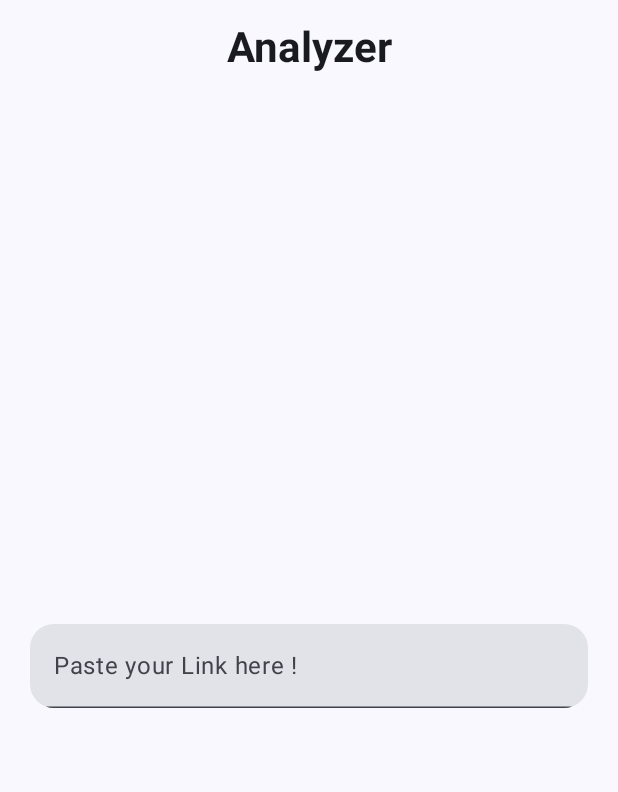
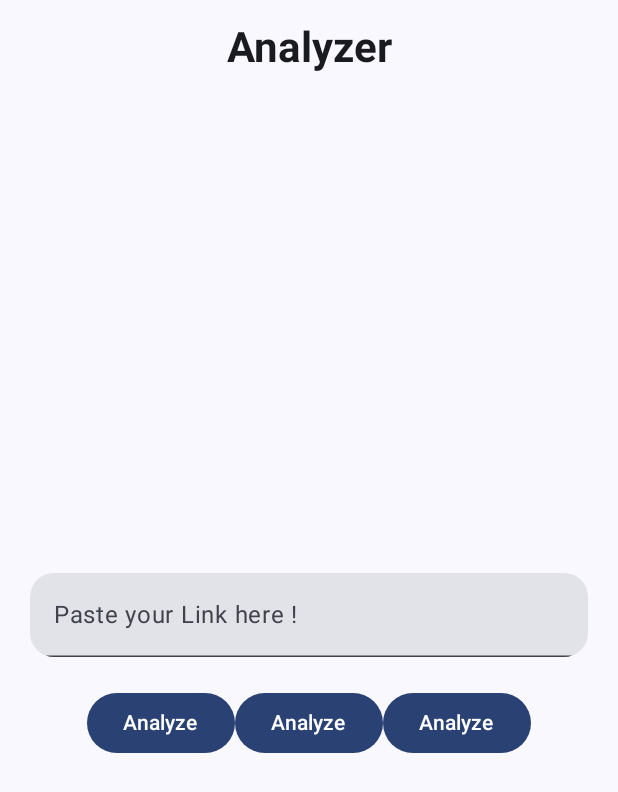
Before and after one commit to Vyankatesh-Sabu/HACK_IT_OUT, an Android app built with Jetpack Compose: the HomeScreen screen opened through its navigation route, on a phone screen of 412 x 824 dp. Shown: the top 792 px of the screen. Run offline under Robolectric (Android 15) with nearby library versions, the phone set to English and light mode, and no system bars.

Commit message:
made minor changes

```diff
--- a/app/src/main/java/com/example/drservice/screen/HomeScreen.kt
+++ b/app/src/main/java/com/example/drservice/screen/HomeScreen.kt
@@ -4,6 +4,7 @@ import androidx.compose.foundation.Image
 import androidx.compose.foundation.layout.Arrangement
 import androidx.compose.foundation.layout.Box
 import androidx.compose.foundation.layout.Column
+import androidx.compose.foundation.layout.Row
 import androidx.compose.foundation.layout.fillMaxSize
 import androidx.compose.foundation.layout.fillMaxWidth
 import androidx.compose.foundation.layout.padding
@@ -54,12 +55,24 @@ fun HomeScreen(navController: NavController){
             verticalArrangement = Arrangement.Center
         ) {
 
-            TextField(value = link, onValueChange = {newLink->
-                link = newLink
+            TextField(value = link, onValueChange = {
+                link = it
             },shape = RoundedCornerShape(16.dp),
                 placeholder = { Text("Paste your Link here !") },
                 modifier = Modifier.fillMaxWidth()
             )
+            Row {
+                Button(onClick = { /*TODO*/ },modifier = Modifier.padding(top = 20.dp)) {
+                    Text("Analyze")
+                }
+
+                Button(onClick = { /*TODO*/ },modifier = Modifier.padding(top = 20.dp)) {
+                    Text("Analyze")
+                }
+                Button(onClick = { /*TODO*/ },modifier = Modifier.padding(top = 20.dp)) {
+                    Text("Analyze")
+                }
+            }
         }
     }
 
```
